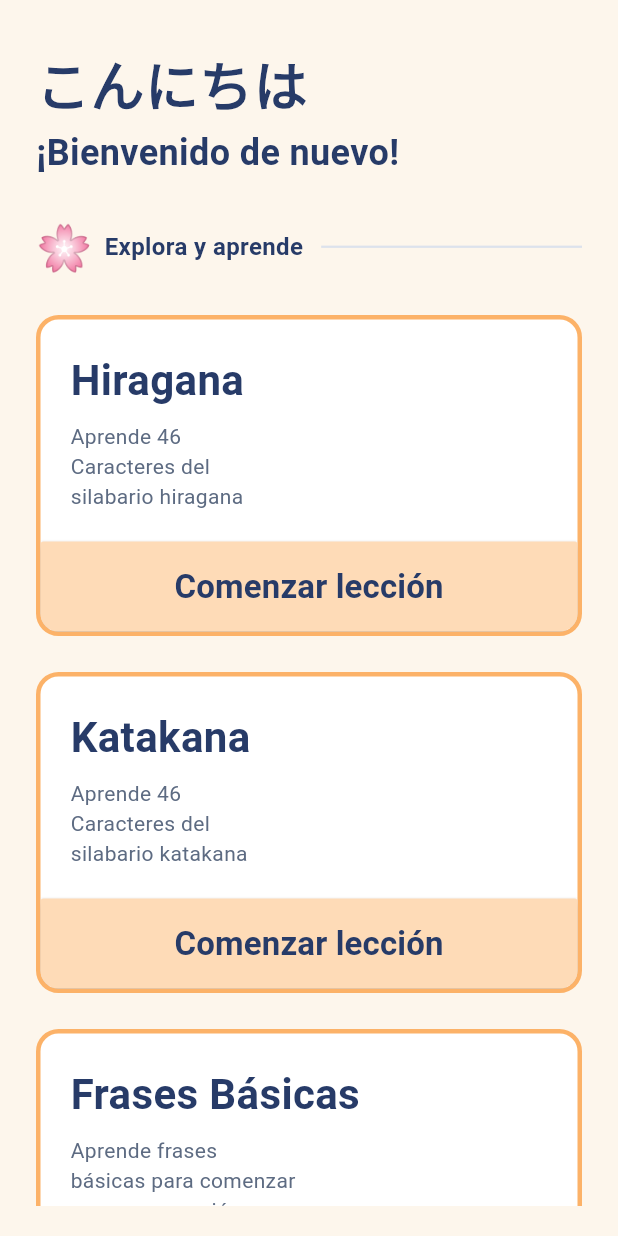
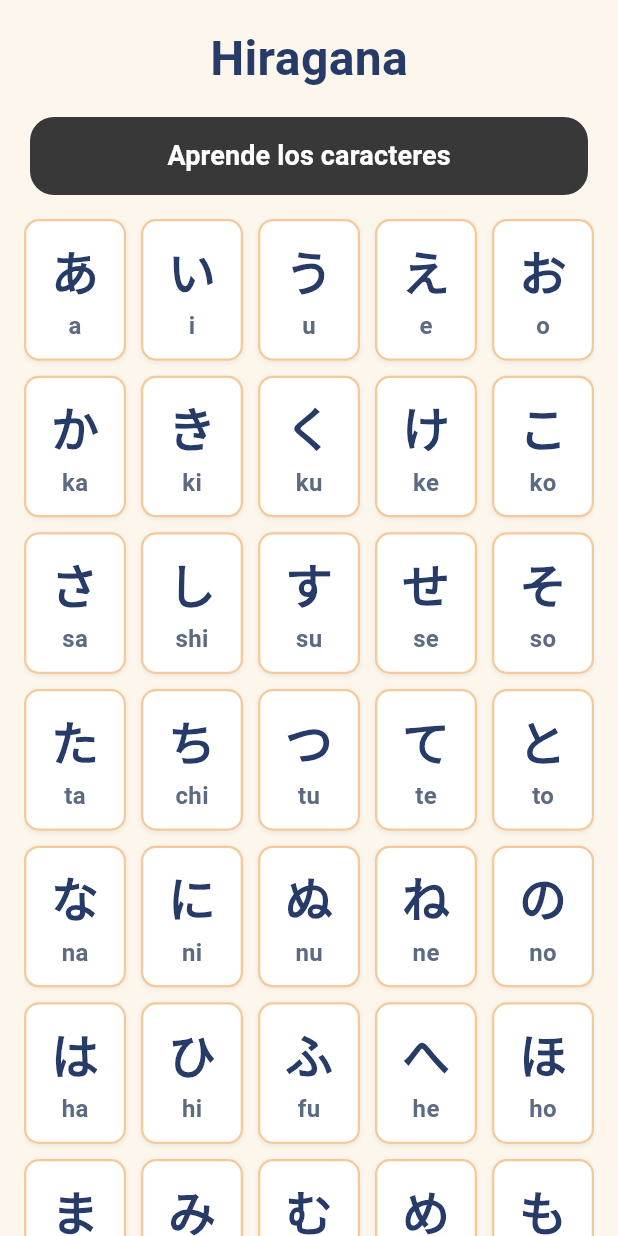
Before and after one commit to arturo2014act-a11y/Japanese_learning_app, a Flutter app: the MenuScreen screen opened directly, after a tap on "Comenzar lección", on a phone screen of 412 x 824 dp. Run offline on Flutter 3.47's test engine with Material 3 defaults, Android fonts, the phone set to English and light mode, and no system bars; Roboto replaces fonts that are missing (Nunito, RoundedMplus, RoundedMplus1c).

Commit message:
feat: add hiragana lesson screen and main menu screen widgets

```diff
--- /dev/null
+++ b/flutter_application_1/lib/screens/hiragana_lesson_screen.dart
@@ -0,0 +1,208 @@
+import 'package:flutter/material.dart';
+
+// Modelo simple para cada caracter hiragana y su lectura
+class CaracterHiragana {
+  final String caracter;
+  final String romaji;
+
+  const CaracterHiragana(this.caracter, this.romaji);
+}
+
+class HiraganaLessonScreen extends StatelessWidget {
+  const HiraganaLessonScreen({super.key});
+
+  // Lista con los caracteres de la cuadrícula (null representa los espacios vacíos)
+  final List<CaracterHiragana?> caracteres = const [
+    // Fila A
+    CaracterHiragana('あ', 'a'),
+    CaracterHiragana('い', 'i'),
+    CaracterHiragana('う', 'u'),
+    CaracterHiragana('え', 'e'),
+    CaracterHiragana('お', 'o'),
+    // Fila Ka
+    CaracterHiragana('か', 'ka'),
+    CaracterHiragana('き', 'ki'),
+    CaracterHiragana('く', 'ku'),
+    CaracterHiragana('け', 'ke'),
+    CaracterHiragana('こ', 'ko'),
+    // Fila Sa
+    CaracterHiragana('さ', 'sa'),
+    CaracterHiragana('し', 'shi'),
+    CaracterHiragana('す', 'su'),
+    CaracterHiragana('せ', 'se'),
+    CaracterHiragana('そ', 'so'),
+    // Fila Ta
+    CaracterHiragana('た', 'ta'),
+    CaracterHiragana('ち', 'chi'),
+    CaracterHiragana('つ', 'tu'),
+    CaracterHiragana('て', 'te'),
+    CaracterHiragana('と', 'to'),
+    // Fila Na
+    CaracterHiragana('な', 'na'),
+    CaracterHiragana('に', 'ni'),
+    CaracterHiragana('ぬ', 'nu'),
+    CaracterHiragana('ね', 'ne'),
+    CaracterHiragana('の', 'no'),
+    // Fila Ha
+    CaracterHiragana('は', 'ha'),
+    CaracterHiragana('ひ', 'hi'),
+    CaracterHiragana('ふ', 'fu'),
+    CaracterHiragana('へ', 'he'),
+    CaracterHiragana('ほ', 'ho'),
+    // Fila Ma
+    CaracterHiragana('ま', 'ma'),
+    CaracterHiragana('み', 'mi'),
+    CaracterHiragana('む', 'mu'),
+    CaracterHiragana('め', 'me'),
+    CaracterHiragana('も', 'mo'),
+    // Fila Ya (con espacios vacíos)
+    CaracterHiragana('や', 'ya'),
+    null,
+    CaracterHiragana('ゆ', 'yu'),
+    null,
+    CaracterHiragana('よ', 'yu'),
+    // Fila Ra
+    CaracterHiragana('ら', 'ra'),
+    CaracterHiragana('り', 'ri'),
+    CaracterHiragana('る', 'ru'),
+    CaracterHiragana('れ', 're'),
+    CaracterHiragana('ろ', 'ro'),
+    // Fila Wa y Wo
+    CaracterHiragana('わ', 'wa'),
+    null,
+    null,
+    null,
+    CaracterHiragana('を', 'wo'),
+    // Fila N
+    CaracterHiragana('ん', 'n'),
+  ];
+
+  @override
+  Widget build(BuildContext context) {
+    return Scaffold(
+      // Fondo crema de la app
+      backgroundColor: const Color(0xFFFDF6EC),
+      body: SafeArea(
+        child: Column(
+          children: [
+            const SizedBox(height: 16),
+
+            // Título de la pantalla
+            const Text(
+              'Hiragana',
+              style: TextStyle(
+                fontSize: 32,
+                fontWeight: FontWeight.bold,
+                color: Color(0xFF273B68),
+                fontFamily: 'Nunito',
+              ),
+            ),
+
+            const SizedBox(height: 16),
+
+            // Botón superior "Aprende los caracteres"
+            Padding(
+              padding: const EdgeInsets.symmetric(horizontal: 20),
+              child: SizedBox(
+                width: double.infinity,
+                height: 52,
+                child: ElevatedButton(
+                  onPressed: () {
+                    // Sin función por el momento
+                  },
+                  style: ElevatedButton.styleFrom(
+                    backgroundColor: const Color(0xFF383838),
+                    foregroundColor: Colors.white,
+                    elevation: 0,
+                    shape: RoundedRectangleBorder(
+                      borderRadius: BorderRadius.circular(16),
+                    ),
+                  ),
+                  child: const Text(
+                    'Aprende los caracteres',
+                    style: TextStyle(
+                      fontSize: 18,
+                      fontWeight: FontWeight.w600,
+                      fontFamily: 'Nunito',
+                    ),
+                  ),
+                ),
+              ),
+            ),
+
+            const SizedBox(height: 16),
+
+            // Cuadrícula de caracteres con scroll
+            Expanded(
+              child: Padding(
+                padding: const EdgeInsets.symmetric(horizontal: 16),
+                child: GridView.builder(
+                  itemCount: caracteres.length,
+                  gridDelegate: const SliverGridDelegateWithFixedCrossAxisCount(
+                    crossAxisCount: 5,
+                    crossAxisSpacing: 10,
+                    mainAxisSpacing: 10,
+                    childAspectRatio: 0.72,
+                  ),
+                  itemBuilder: (context, index) {
+                    final item = caracteres[index];
+
+                    // Si la celda es null, dejamos el espacio vacío
+                    if (item == null) {
+                      return const SizedBox.shrink();
+                    }
+
+                    // Cuadro individual de cada caracter
+                    return Container(
+                      decoration: BoxDecoration(
+                        color: Colors.white,
+                        borderRadius: BorderRadius.circular(10),
+                        border: Border.all(
+                          color: const Color(0xFFF6C99B),
+                          width: 1.5,
+                        ),
+                        boxShadow: const [
+                          BoxShadow(
+                            color: Color(0x10000000),
+                            blurRadius: 2,
+                            offset: Offset(0, 1),
+                          ),
+                        ],
+                      ),
+                      child: Column(
+                        mainAxisAlignment: MainAxisAlignment.center,
+                        children: [
+                          // Caracter en japonés
+                          Text(
+                            item.caracter,
+                            style: const TextStyle(
+                              fontSize: 32,
+                              fontWeight: FontWeight.bold,
+                              color: Color(0xFF273B68),
+                              fontFamily: 'RoundedMplus',
+                            ),
+                          ),
+                          const SizedBox(height: 2),
+                          // Texto debajo del caracter
+                          Text(
+                            item.romaji,
+                            style: const TextStyle(
+                              fontSize: 16,
+                              fontWeight: FontWeight.w600,
+                              color: Color(0xFF5D6B82),
+                              fontFamily: 'Nunito',
+                            ),
+                          ),
+                        ],
+                      ),
+                    );
+                  },
+                ),
+              ),
+            ),
+          ],
+        ),
+      ),
+    );
+  }
+}
--- a/flutter_application_1/lib/screens/menu_screen.dart
+++ b/flutter_application_1/lib/screens/menu_screen.dart
@@ -1,4 +1,5 @@
 import 'package:flutter/material.dart';
+import 'hiragana_lesson_screen.dart';
 
 class MenuScreen extends StatelessWidget {
   const MenuScreen({super.key});
@@ -130,7 +131,13 @@ class MenuScreen extends StatelessWidget {
                         height: 60,
                         color: const Color.fromRGBO(254, 219, 183, 1),
                         onPressed: () {
-                          // Envia a la pantalla de la leccion de katakana implementar despues
+                          // Abre la ventana de leccion de Hiragana
+                          Navigator.push(
+                            context,
+                            MaterialPageRoute(
+                              builder: (context) => const HiraganaLessonScreen(),
+                            ),
+                          );
                         },
                         child: const Text(
                           'Comenzar lección',
```
